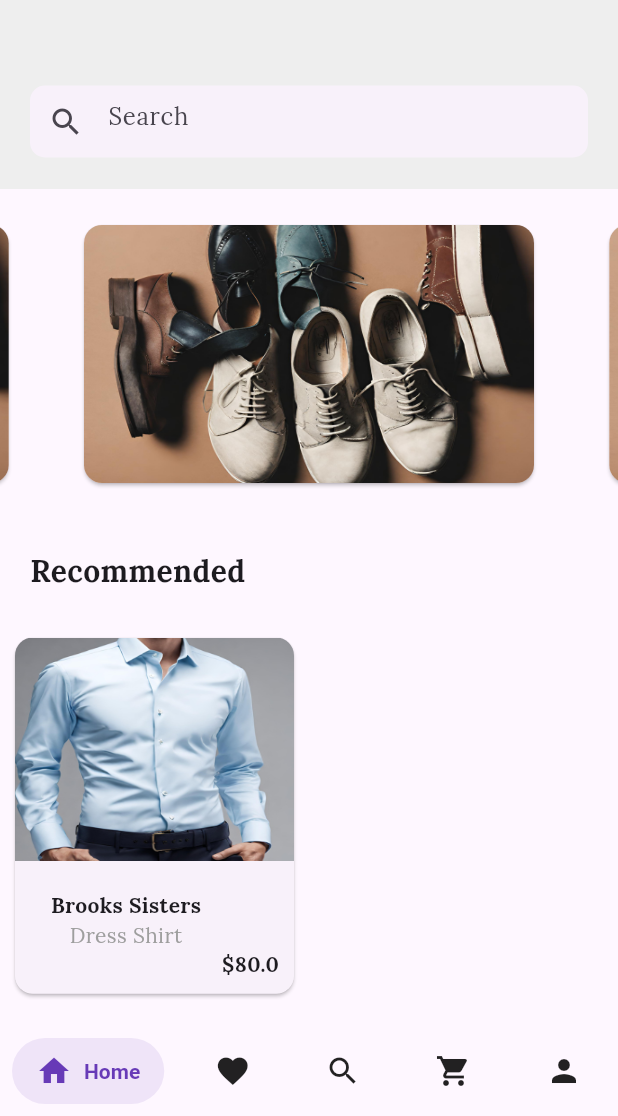
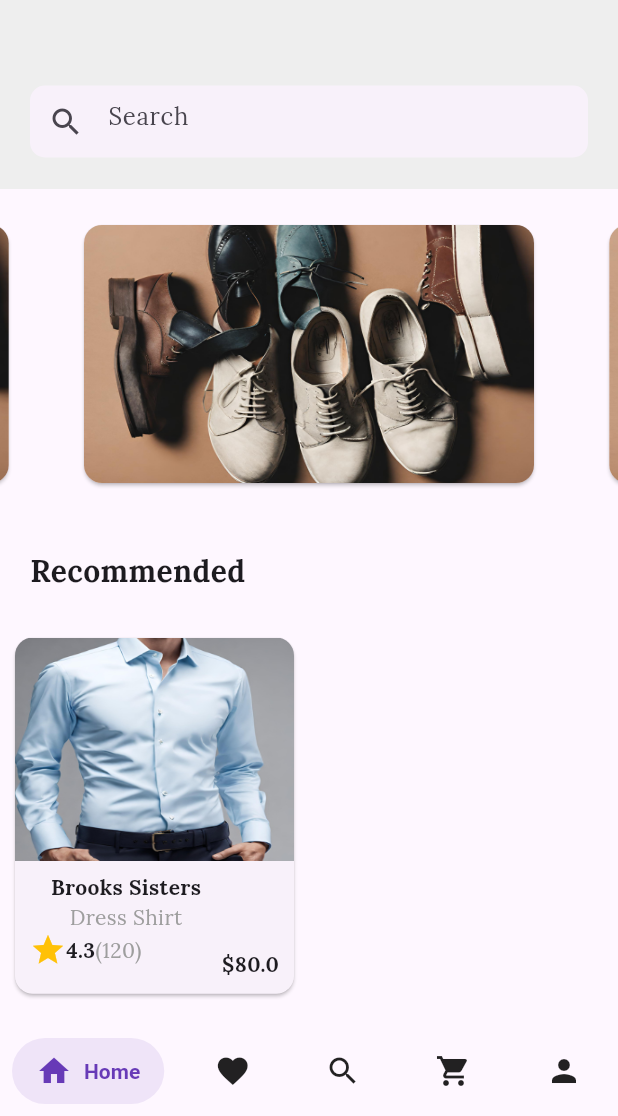
Before and after one commit to hxano/flutter_shopping_app_with_ota_update, a Flutter app: the screen it shows after launch, on a phone screen of 412 x 824 dp, the part 120-1236 px from its top. Run offline on Flutter 3.47's test engine with Material 3 defaults, Android fonts, the phone set to English and light mode, and no system bars; drawn by our look-alikes of carousel_slider, salomon_bottom_bar; our stand-ins replace flutter_riverpod, page_transition, riverpod_annotation; generated files the repository leaves out were written again; project files that could hold a hidden picture were left out.

Commit message:
patch update

```diff
--- a/lib/main.dart
+++ b/lib/main.dart
@@ -1,6 +1,7 @@
 import 'package:flutter/material.dart';
 import 'package:flutter/services.dart';
 import 'package:flutter_riverpod/flutter_riverpod.dart';
+import 'package:flutter_shopping_app_with_ota_updates/repository/cloud_config.dart';
 import 'package:flutter_shopping_app_with_ota_updates/view/main_navigator.dart';
 import 'package:flutter_shopping_app_with_ota_updates/view/screens/item_details/item_details_screen.dart';
 import 'package:page_transition/page_transition.dart';
@@ -15,6 +16,10 @@ void main() {
   ]);
   runApp(const ProviderScope(child: MyApp()));
 }
+
+final abTestProvider = Provider<bool>((ref) {
+  return CloudConfig().getAbTest();
+});
 
 class MyApp extends StatelessWidget {
   const MyApp({super.key});
--- a/lib/repository/cloud_config.dart
+++ b/lib/repository/cloud_config.dart
@@ -1,7 +1,5 @@
-import 'dart:math' as math;
-
 class CloudConfig {
   bool getAbTest() {
-    return math.Random().nextBool();
+    return false;
   }
 }
--- a/lib/view/common.dart
+++ b/lib/view/common.dart
@@ -37,8 +37,8 @@ SimpleDialog thankYouDialog(BuildContext context) {
   );
 }
 
-class ItemThumbnailCard extends StatelessWidget {
-  const ItemThumbnailCard({
+class ItemThumbnailCardA extends StatelessWidget {
+  const ItemThumbnailCardA({
     super.key,
     required this.item,
     required this.onTap,
@@ -118,6 +118,108 @@ class ItemThumbnailCard extends StatelessWidget {
   }
 }
 
+class ItemThumbnailCardB extends StatelessWidget {
+  const ItemThumbnailCardB({
+    super.key,
+    required this.item,
+    required this.onTap,
+  });
+
+  final Item item;
+  final VoidCallback onTap;
+
+  @override
+  Widget build(BuildContext context) {
+    return Card(
+      clipBehavior: Clip.antiAlias,
+      margin: const EdgeInsets.all(10),
+      child: InkWell(
+        onTap: onTap,
+        child: Column(
+          crossAxisAlignment: CrossAxisAlignment.start,
+          children: [
+            Flexible(
+              flex: 2,
+              child: FittedBox(
+                child: Image(
+                  image: item.thumbnail,
+                  fit: BoxFit.fill,
+                  width: 250,
+                  height: 200,
+                ),
+              ),
+            ),
+            Flexible(
+              flex: 1,
+              child: Padding(
+                padding: const EdgeInsets.symmetric(horizontal: 10),
+                child: Row(
+                  mainAxisAlignment: MainAxisAlignment.spaceBetween,
+                  crossAxisAlignment: CrossAxisAlignment.end,
+                  children: [
+                    Expanded(
+                      child: Column(
+                        mainAxisAlignment: MainAxisAlignment.center,
+                        children: [
+                          Text(
+                            item.brand,
+                            maxLines: 1,
+                            overflow: TextOverflow.ellipsis,
+                            style: const TextStyle(
+                              fontWeight: FontWeight.bold,
+                            ),
+                          ),
+                          Text(
+                            item.category,
+                            maxLines: 1,
+                            overflow: TextOverflow.ellipsis,
+                            style: const TextStyle(
+                              color: Colors.grey,
+                            ),
+                          ),
+                          Row(
+                            children: [
+                              const Icon(
+                                Icons.star,
+                                color: Colors.amber,
+                              ),
+                              Text(
+                                item.rating.toString(),
+                                style: const TextStyle(
+                                  fontWeight: FontWeight.bold,
+                                ),
+                              ),
+                              Text(
+                                '(${item.reviewCount})',
+                                style: const TextStyle(
+                                  color: Colors.grey,
+                                ),
+                              ),
+                            ],
+                          ),
+                        ],
+                      ),
+                    ),
+                    Text(
+                      '\$${item.price}',
+                      maxLines: 1,
+                      overflow: TextOverflow.ellipsis,
+                      style: const TextStyle(
+                        fontWeight: FontWeight.bold,
+                      ),
+                    ),
+                  ],
+                ),
+              ),
+            ),
+          ],
+        ),
+      ),
+    );
+  }
+}
+
+
 class MyQuantityInput extends StatelessWidget {
   const MyQuantityInput({
     super.key,
--- a/lib/view/screens/favorites/components.dart
+++ b/lib/view/screens/favorites/components.dart
@@ -1,4 +1,6 @@
 import 'package:flutter/material.dart';
+import 'package:flutter_riverpod/flutter_riverpod.dart';
+import 'package:flutter_shopping_app_with_ota_updates/main.dart';
 import 'package:flutter_shopping_app_with_ota_updates/view/common.dart';
 
 import '../../../model/data/item.dart';
@@ -25,7 +27,7 @@ class FavoritesScreenHeader extends StatelessWidget {
   }
 }
 
-class FavoriteItemCard extends StatelessWidget {
+class FavoriteItemCard extends ConsumerWidget {
   const FavoriteItemCard({
     super.key,
     required this.item,
@@ -38,10 +40,14 @@ class FavoriteItemCard extends StatelessWidget {
   final VoidCallback onRemove;
 
   @override
-  Widget build(BuildContext context) {
+  Widget build(BuildContext context, WidgetRef ref) {
+    final ab = ref.watch(abTestProvider);
     return Stack(
       children: [
-        ItemThumbnailCard(
+        ab ? ItemThumbnailCardA(
+          item: item,
+          onTap: onTap,
+        ) : ItemThumbnailCardB(
           item: item,
           onTap: onTap,
         ),
--- a/lib/view/screens/home/home_screen.dart
+++ b/lib/view/screens/home/home_screen.dart
@@ -4,6 +4,7 @@ import 'package:flutter_shopping_app_with_ota_updates/view/common.dart';
 
 import 'package:flutter_shopping_app_with_ota_updates/view/screens/home/components.dart';
 
+import '../../../main.dart';
 import '../../../viewmodel/home_viewmodel.dart';
 
 class HomeScreen extends ConsumerStatefulWidget {
@@ -104,7 +105,16 @@ class _HomeScreenState extends ConsumerState<HomeScreen> {
                 delegate: SliverChildBuilderDelegate(
                   (context, index) {
                     final item = items[index];
-                    return ItemThumbnailCard(
+                    final ab = ref.watch(abTestProvider);
+                    return ab ? ItemThumbnailCardA(
+                      item: item,
+                      onTap: () {
+                        Navigator.of(context).pushNamed(
+                          '/item_details',
+                          arguments: item.id,
+                        );
+                      },
+                    ) : ItemThumbnailCardB(
                       item: item,
                       onTap: () {
                         Navigator.of(context).pushNamed(
--- a/lib/view/screens/search/search_screen.dart
+++ b/lib/view/screens/search/search_screen.dart
@@ -1,5 +1,6 @@
 import 'package:flutter/material.dart';
 import 'package:flutter_riverpod/flutter_riverpod.dart';
+import 'package:flutter_shopping_app_with_ota_updates/main.dart';
 import 'package:flutter_shopping_app_with_ota_updates/view/common.dart';
 import 'package:flutter_shopping_app_with_ota_updates/view/screens/search/components.dart';
 
@@ -71,7 +72,16 @@ class _SearchScreenState extends ConsumerState<SearchScreen> {
               delegate: SliverChildBuilderDelegate(
                 (context, index) {
                   final item = items[index];
-                  return ItemThumbnailCard(
+                  final ab = ref.watch(abTestProvider);
+                  return ab ? ItemThumbnailCardA(
+                    item: item,
+                    onTap: () {
+                      Navigator.of(context).pushNamed(
+                        '/item_details',
+                        arguments: item.id,
+                      );
+                    },
+                  ) : ItemThumbnailCardB(
                     item: item,
                     onTap: () {
                       Navigator.of(context).pushNamed(
```
